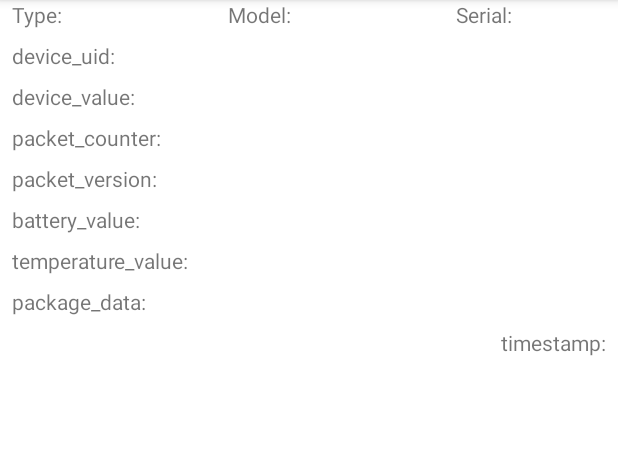
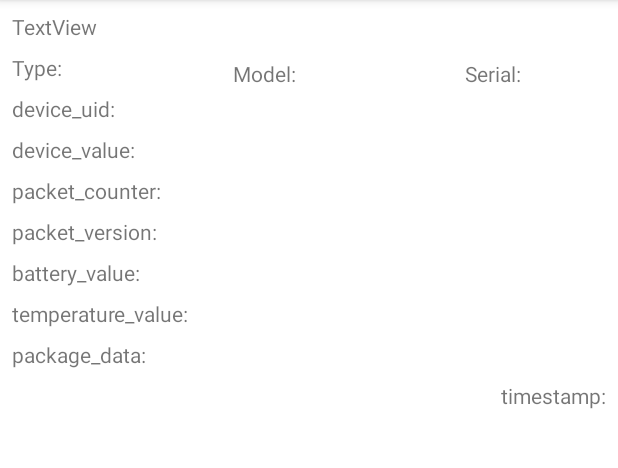
Before and after one commit to DeLasser/MetersLog, an Android app: the fragment DetailFragment placed in its activity, on a phone screen of 412 x 824 dp, the part 84-552 px from its top. Run offline under Robolectric (Android 15) with nearby library versions, the phone set to English and light mode, and no system bars; our stand-ins replace RxJava; libraries missing offline, so code that uses them is left out: com.polidea.rxandroidble2; 1 statement that could not run was skipped.

Commit message:
Add detail view model.

```diff
--- /dev/null
+++ b/app/src/main/java/ru/mininn/meterslog/ui/BaseViewModel.kt
@@ -0,0 +1,9 @@
+package ru.mininn.meterslog.ui
+
+import android.app.Application
+import android.arch.lifecycle.AndroidViewModel
+import android.arch.lifecycle.MutableLiveData
+
+open class BaseViewModel(application: Application): AndroidViewModel(application) {
+    val messageLiveData = MutableLiveData<String>()
+}
--- a/app/src/main/java/ru/mininn/meterslog/ui/list/ListFragment.kt
+++ b/app/src/main/java/ru/mininn/meterslog/ui/list/ListFragment.kt
@@ -9,6 +9,7 @@ import android.support.v7.widget.RecyclerView
 import android.view.LayoutInflater
 import android.view.View
 import android.view.ViewGroup
+import android.widget.Toast
 import kotlinx.android.synthetic.main.fragment_list.*
 import kotlinx.android.synthetic.main.fragment_list.view.*
 import ru.mininn.meterslog.R
@@ -35,6 +36,7 @@ class ListFragment: Fragment() {
         super.onViewCreated(view, savedInstanceState)
         initView(view)
         initDataUpdate()
+        initToasts()
     }
 
     private fun initView(view: View) {
@@ -56,7 +58,7 @@ class ListFragment: Fragment() {
             view.button.setText(R.string.start_scan)
         }
         view.button.setOnClickListener {
-            viewModel.statusLiveData.value = !viewModel.statusLiveData.value!!
+            viewModel.changeScanStatus()
         }
     }
 
@@ -69,11 +71,9 @@ class ListFragment: Fragment() {
             if (it!!) {
                 view?.button?.setBackgroundColor(this.resources.getColor(R.color.stopScanColor))
                 view?.button?.setText(R.string.stop_scan)
-                viewModel.startScan()
             } else {
                 this.button.setBackgroundColor(this.resources.getColor(R.color.startScanColor))
                 this.button.setText(R.string.start_scan)
-                viewModel.stopScan()
             }
         })
     }
@@ -88,4 +88,12 @@ class ListFragment: Fragment() {
                 ?.addToBackStack("")
                 ?.commit()
     }
+
+    private fun initToasts() {
+        viewModel.messageLiveData.observe(this, Observer {
+            it?.let {
+                Toast.makeText(activity,it, Toast.LENGTH_LONG).show()
+            }
+        })
+    }
 }
--- a/app/src/main/java/ru/mininn/meterslog/ui/list/adapter/MeterViewHolder.kt
+++ b/app/src/main/java/ru/mininn/meterslog/ui/list/adapter/MeterViewHolder.kt
@@ -27,9 +27,7 @@ class MeterViewHolder(itemView: View): RecyclerView.ViewHolder(itemView) {
 
 
     private fun bindValuew(item: Meter) {
-        itemView.value.text = String.format(Locale.getDefault(),
-                itemView.resources.getString(R.string.meter_reading_gas),
-                Math.floor(item.deviceValue!!))
+        itemView.value.text = item.deviceValue.toString()
     }
 
     private fun bindType(meterData: Meter) {
--- a/app/src/main/res/layout/fragment_detail.xml
+++ b/app/src/main/res/layout/fragment_detail.xml
@@ -1,6 +1,7 @@
 <?xml version="1.0" encoding="utf-8"?>
 <android.support.constraint.ConstraintLayout xmlns:android="http://schemas.android.com/apk/res/android"
     xmlns:app="http://schemas.android.com/apk/res-auto"
+    xmlns:tools="http://schemas.android.com/tools"
     android:layout_width="match_parent"
     android:layout_height="match_parent"
     android:background="@color/cardBackground"
@@ -11,47 +12,55 @@
         android:id="@+id/device_type_const"
         android:layout_width="wrap_content"
         android:layout_height="wrap_content"
-        android:layout_marginStart="8dp"
+        android:layout_marginLeft="8dp"
+
+        android:layout_marginTop="8dp"
         android:text="@string/type"
-
         app:layout_constraintLeft_toLeftOf="parent"
-        app:layout_constraintTop_toTopOf="parent" />
+        app:layout_constraintTop_toBottomOf="@+id/device_name" />
 
     <TextView
         android:id="@+id/device_type"
         android:layout_width="wrap_content"
         android:layout_height="wrap_content"
+        app:layout_constraintBottom_toBottomOf="@+id/device_type_const"
         app:layout_constraintLeft_toRightOf="@id/device_type_const"
-        app:layout_constraintRight_toLeftOf="@+id/device_model_const" />
+        app:layout_constraintRight_toLeftOf="@+id/device_model_const"
+        app:layout_constraintTop_toTopOf="@+id/device_type_const" />
 
 
     <TextView
         android:id="@+id/device_model_const"
         android:layout_width="wrap_content"
         android:layout_height="wrap_content"
+
         android:text="@string/model"
-
+        app:layout_constraintBottom_toTopOf="@+id/device_uid"
         app:layout_constraintLeft_toRightOf="@+id/device_type"
-        app:layout_constraintRight_toLeftOf="@+id/device_model" />
+        app:layout_constraintRight_toLeftOf="@+id/device_model"
+        app:layout_constraintTop_toTopOf="@+id/device_type" />
 
     <TextView
         android:id="@+id/device_model"
         android:layout_width="wrap_content"
         android:layout_height="wrap_content"
+        app:layout_constraintBottom_toBottomOf="@+id/device_model_const"
         app:layout_constraintLeft_toRightOf="@+id/device_model_const"
-        app:layout_constraintRight_toLeftOf="@+id/device_sernum_const" />
+        app:layout_constraintRight_toLeftOf="@+id/device_sernum_const"
+        app:layout_constraintTop_toTopOf="@+id/device_model_const" />
 
 
     <TextView
         android:id="@+id/device_sernum_const"
         android:layout_width="wrap_content"
         android:layout_height="wrap_content"
-        android:layout_marginEnd="8dp"
-        android:text="@string/serial"
 
 
+        android:text="@string/serial"
+        app:layout_constraintBottom_toBottomOf="@+id/device_model"
         app:layout_constraintLeft_toRightOf="@+id/device_model"
-        app:layout_constraintRight_toLeftOf="@+id/device_sernum" />
+        app:layout_constraintRight_toLeftOf="@+id/device_sernum"
+        app:layout_constraintTop_toTopOf="@+id/device_model" />
 
 
     <TextView
@@ -59,8 +68,10 @@
         android:layout_width="wrap_content"
         android:layout_height="wrap_content"
         android:layout_marginEnd="8dp"
+        app:layout_constraintBottom_toBottomOf="@+id/device_sernum_const"
         app:layout_constraintEnd_toEndOf="parent"
-        app:layout_constraintRight_toRightOf="@+id/device_sernum_const" />
+        app:layout_constraintRight_toRightOf="@+id/device_sernum_const"
+        app:layout_constraintTop_toTopOf="@+id/device_sernum_const" />
 
 
     <TextView
@@ -222,5 +233,17 @@
         app:layout_constraintEnd_toEndOf="parent"
         app:layout_constraintTop_toBottomOf="@+id/package_data" />
 
+    <TextView
+        android:id="@+id/device_name"
+        android:layout_width="0dp"
+        android:layout_height="wrap_content"
+        android:layout_marginStart="8dp"
+        android:layout_marginTop="8dp"
+        android:layout_marginEnd="8dp"
+        android:text="TextView"
+        app:layout_constraintEnd_toEndOf="parent"
+        app:layout_constraintStart_toStartOf="parent"
+        app:layout_constraintTop_toTopOf="parent" />
+
 
 </android.support.constraint.ConstraintLayout>
--- a/app/src/main/res/values/strings.xml
+++ b/app/src/main/res/values/strings.xml
@@ -22,10 +22,10 @@
         <item></item>
     </string-array>
 
-    <string name="dev_gas_name">DGM</string>
-    <string name="dev_gas_dl_name">GMDL</string>
-    <string name="dev_gas_ultra_name">USGM</string>
-    <string name="dev_water_name">DWM</string>
+    <string name="dev_gas_name">СГБ</string>
+    <string name="dev_gas_dl_name">СГБД</string>
+    <string name="dev_water_name">СВД</string>
+    <string name="dev_gas_ultra_name">СВУ</string>
     <string name="empty" translatable="false"/>
     <string name="dev_name" translatable="false">%1$s-%2$s</string>
     <string name="meter_model_and_sernum">%1$s № %2$07d</string>
```
Also changed, not shown: app/src/main/java/ru/mininn/meterslog/ui/detail/DetailFragment.kt (+57 -1 lines), app/src/main/java/ru/mininn/meterslog/ui/detail/DetailViewModel.kt (added, +47 -0 lines), app/src/main/java/ru/mininn/meterslog/ui/list/MainViewModel.kt (+23 -5 lines).
